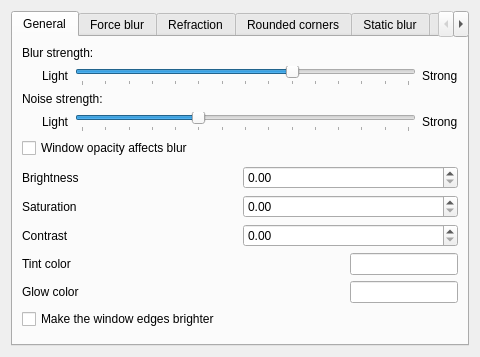
Above: src/kcm/blur_config.ui from 4v3ngR/kwin-effects-glass before the change. Below: the same form after it.
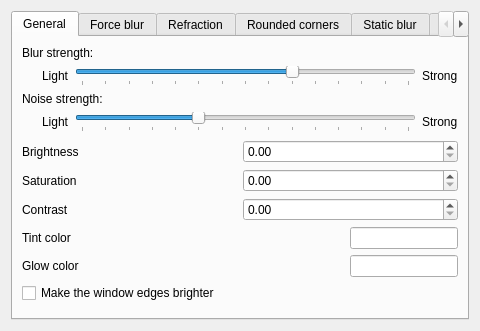
That is the form after the change. Icons and pictures are not drawn. Custom widgets are drawn as their Qt base class.

Commit message: remove 'window opacity affects blur' setting

```diff
--- a/src/kcm/blur_config.ui
+++ b/src/kcm/blur_config.ui
@@ -163,19 +163,6 @@
          </property>
         </spacer>
        </item>
-       <item>
-        <widget class="QCheckBox" name="kcfg_TransparentBlur">
-         <property name="sizePolicy">
-          <sizepolicy hsizetype="Fixed" vsizetype="Fixed">
-           <horstretch>0</horstretch>
-           <verstretch>0</verstretch>
-          </sizepolicy>
-         </property>
-         <property name="text">
-          <string>Window opacity affects blur</string>
-         </property>
-        </widget>
-       </item>
        <item>
         <spacer>
          <property name="orientation">
```
The commit also changes 3 other files.
